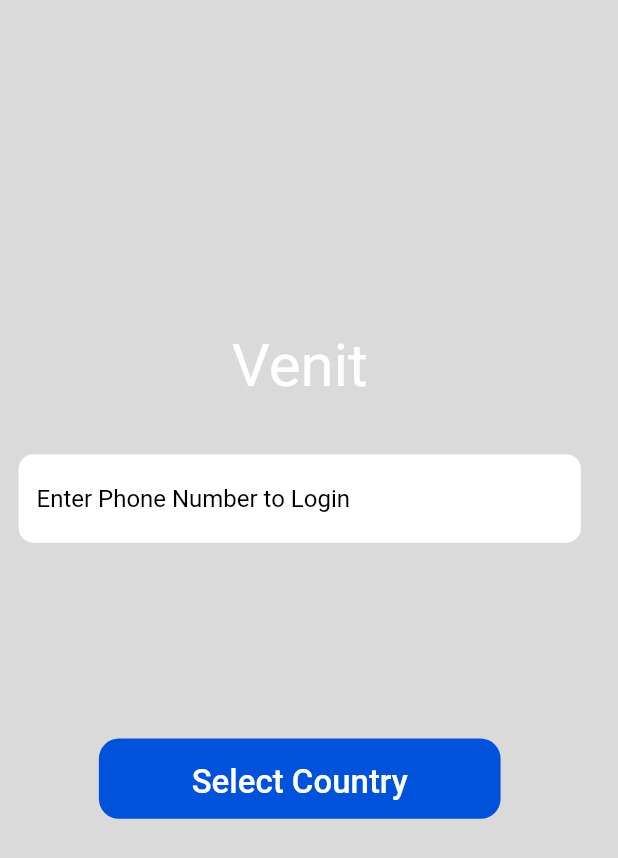
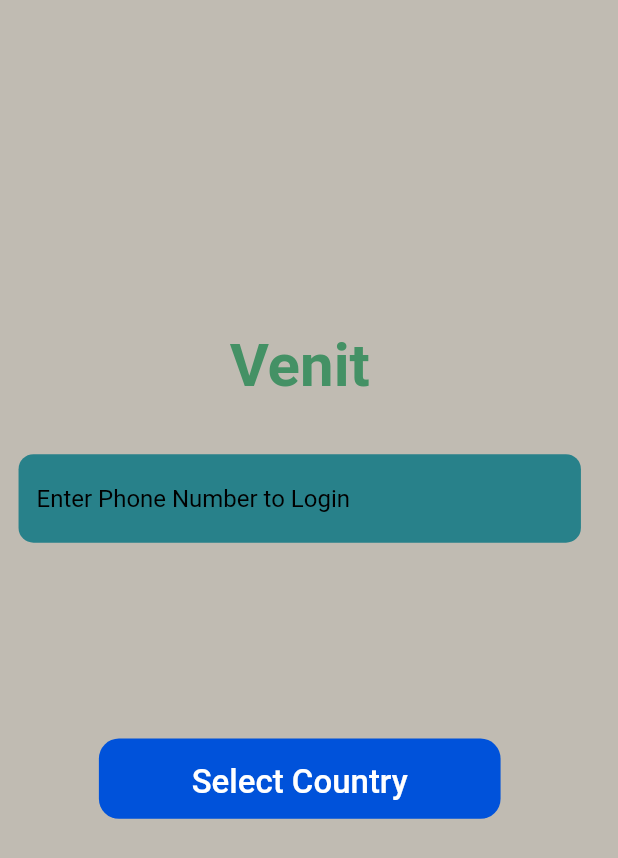
Before and after one commit to DevMayur/safe_locations_application, a Flutter app: the screen it shows after launch, on a phone screen of 412 x 824 dp. Shown: the top 858 px of the screen. Run offline on Flutter 3.47's test engine with Material 2 defaults, Android fonts, the phone set to English and light mode, and no system bars; our stand-ins replace cloud_firestore, contacts_service, country_picker, file_picker, firebase_auth, firebase_core and 7 more; missing offline and left inert: background_locator_2, location_permissions, maps_launcher; accounts and stored records are empty.

Commit message:
Final changes

```diff
--- a/lib/pages/chat_page.dart
+++ b/lib/pages/chat_page.dart
@@ -97,14 +97,14 @@ class _ChatPageState extends State<ChatPage> {
                   fontSize: 12,
                   primaryAction: IconButton(
                     icon: Icon(Icons.delete,
-                      color: _colors.button_color,
+                      color: _colors.heading_color,
                     ),
                     onPressed: () {
                       _pageProvider.deleteChat();
                     },
                   ),
                   secondaryAction: IconButton(
-                    icon: Icon(Icons.arrow_back, color: _colors.button_color,),
+                    icon: Icon(Icons.arrow_back, color: _colors.heading_color,),
                     onPressed: () {
                       _pageProvider.goBack();
                     },
--- a/lib/pages/chats_page.dart
+++ b/lib/pages/chats_page.dart
@@ -77,7 +77,7 @@ class _ChatsPageState extends State<ChatsPage> {
                 primaryAction: IconButton(
                   icon: Icon(
                     Icons.logout,
-                    color: _colors.button_color,
+                    color: _colors.heading_color,
                   ),
                   onPressed: () {
                     _auth.logOut();
--- a/lib/pages/group_users_page.dart
+++ b/lib/pages/group_users_page.dart
@@ -95,7 +95,7 @@ class _GroupUsersPageState extends State<GroupUsersPage> {
                   widget.chat.title(),
                   fontSize: 12,
                   secondaryAction: IconButton(
-                    icon: Icon(Icons.arrow_back, color: _colors.button_color,),
+                    icon: Icon(Icons.arrow_back, color: _colors.heading_color,),
                     onPressed: () {
                       _pageProvider.goBack();
                     },
--- a/lib/pages/login_page.dart
+++ b/lib/pages/login_page.dart
@@ -4,6 +4,7 @@ import 'package:flutter/material.dart';
 import 'package:get_it/get_it.dart';
 import 'package:provider/provider.dart';
 import 'package:safe_locations_application/services/database_service.dart';
+import 'package:safe_locations_application/user_configurations/user_colors.dart';
 import 'package:safe_locations_application/user_configurations/user_strings.dart';
 
 //widgets
@@ -29,6 +30,7 @@ class _LoginPageState extends State<LoginPage> {
 
   late AuthenticationProvider _auth;
   late NavigationService _navigation;
+  late UserColors _colors;
   late DatabaseService _db;
 
   String? _phone;
@@ -48,6 +50,7 @@ class _LoginPageState extends State<LoginPage> {
     _auth = Provider.of<AuthenticationProvider>(context);
     _db = GetIt.instance.get<DatabaseService>();
     _navigation = GetIt.instance.get<NavigationService>();
+    _colors = GetIt.instance.get<UserColors>();
     return _buildUI();
   }
 
@@ -86,9 +89,9 @@ class _LoginPageState extends State<LoginPage> {
       child: Text(
         UserStrings.appName(),
         style: TextStyle(
-          color: Colors.white,
+          color: _colors.heading_color,
           fontSize: 40,
-          fontWeight: FontWeight.w400,
+          fontWeight: FontWeight.w600,
         ),
       ),
     );
--- a/lib/pages/splash_page.dart
+++ b/lib/pages/splash_page.dart
@@ -27,6 +27,9 @@ class SplashPage extends StatefulWidget {
 }
 
 class _SplashPageState extends State<SplashPage> {
+  Color _backgroundColor = Color.fromRGBO(192, 187, 178, 1.0);
+  Color _headingColor = Color.fromRGBO(68, 145, 101, 1.0);
+  Color _textBoxColor = Color.fromRGBO(40, 129, 138, 1.0);
   @override
   void initState() {
     super.initState();
@@ -42,8 +45,8 @@ class _SplashPageState extends State<SplashPage> {
     return MaterialApp(
       title: UserStrings.appName(),
       theme: ThemeData(
-        backgroundColor: const Color.fromRGBO(36, 35, 49, 1.0),
-        scaffoldBackgroundColor: const Color.fromRGBO(36, 35, 49, 1.0),
+        backgroundColor: _backgroundColor,
+        scaffoldBackgroundColor: _backgroundColor,
       ),
       home: Scaffold(
         body: Center(
@@ -86,10 +89,12 @@ class _SplashPageState extends State<SplashPage> {
     );
 
     UserColors userColors = UserColors(
-        background_color: Color.fromRGBO(218, 218, 218, 1.0),
+        background_color: _backgroundColor,
+        heading_color: _headingColor,
+        text_boxes: _textBoxColor,
         color_primary: Color.fromRGBO(92, 140, 217, 1.0),
         color_text: Colors.black,
-        color_input: Colors.white,
+        color_input: _textBoxColor,
         button_color: Color.fromRGBO(0, 82, 218, 1.0),
         button_safe: Colors.green,
         button_unsafe: Colors.red,
--- a/lib/user_configurations/user_colors.dart
+++ b/lib/user_configurations/user_colors.dart
@@ -2,6 +2,8 @@ import 'dart:ui';
 
 class UserColors {
   Color background_color;
+  Color heading_color;
+  Color text_boxes;
   Color color_primary;
   Color color_text;
   Color color_input;
@@ -14,6 +16,8 @@ class UserColors {
 
   UserColors({
     required this.background_color,
+    required this.heading_color,
+    required this.text_boxes,
     required this.color_primary,
     required this.color_text,
     required this.color_input,
--- a/lib/widgets/top_bar.dart
+++ b/lib/widgets/top_bar.dart
@@ -1,4 +1,6 @@
 import 'package:flutter/material.dart';
+import 'package:get_it/get_it.dart';
+import 'package:safe_locations_application/user_configurations/user_colors.dart';
 
 class TopBar extends StatelessWidget {
   String _barTitle;
@@ -6,6 +8,7 @@ class TopBar extends StatelessWidget {
   Widget? secondaryAction;
   double? fontSize;
   Function onTap;
+  late UserColors _colors;
 
   late double _deviceHeight;
   late double _deviceWidth;
@@ -21,6 +24,7 @@ class TopBar extends StatelessWidget {
   Widget build(BuildContext context) {
     _deviceHeight = MediaQuery.of(context).size.height;
     _deviceWidth = MediaQuery.of(context).size.width;
+    _colors = GetIt.instance.get<UserColors>();
     return _buildUI();
   }
 
@@ -50,7 +54,7 @@ class TopBar extends StatelessWidget {
         _barTitle,
         overflow: TextOverflow.ellipsis,
         style: TextStyle(
-            color: Colors.white, fontSize: fontSize, fontWeight: FontWeight.w700),
+            color: _colors.heading_color, fontSize: fontSize, fontWeight: FontWeight.w700),
       ),
     );
   }
```
Also changed, not shown: lib/pages/users_page.dart (+6 -2 lines), lib/widgets/custom_input_fields.dart (+6 -2 lines).
